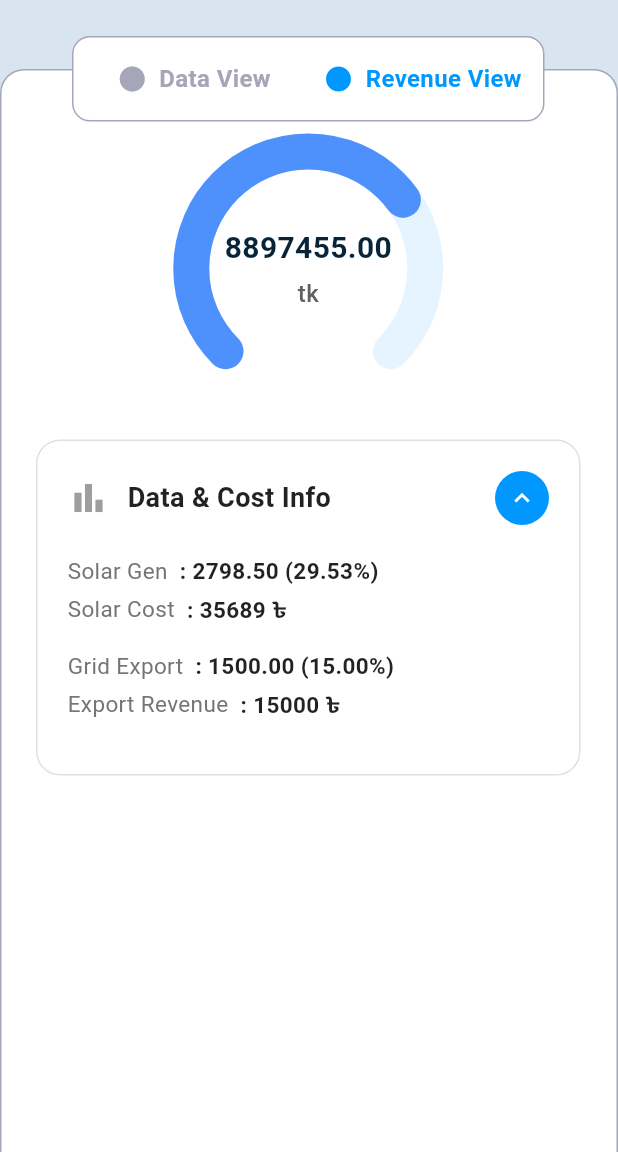
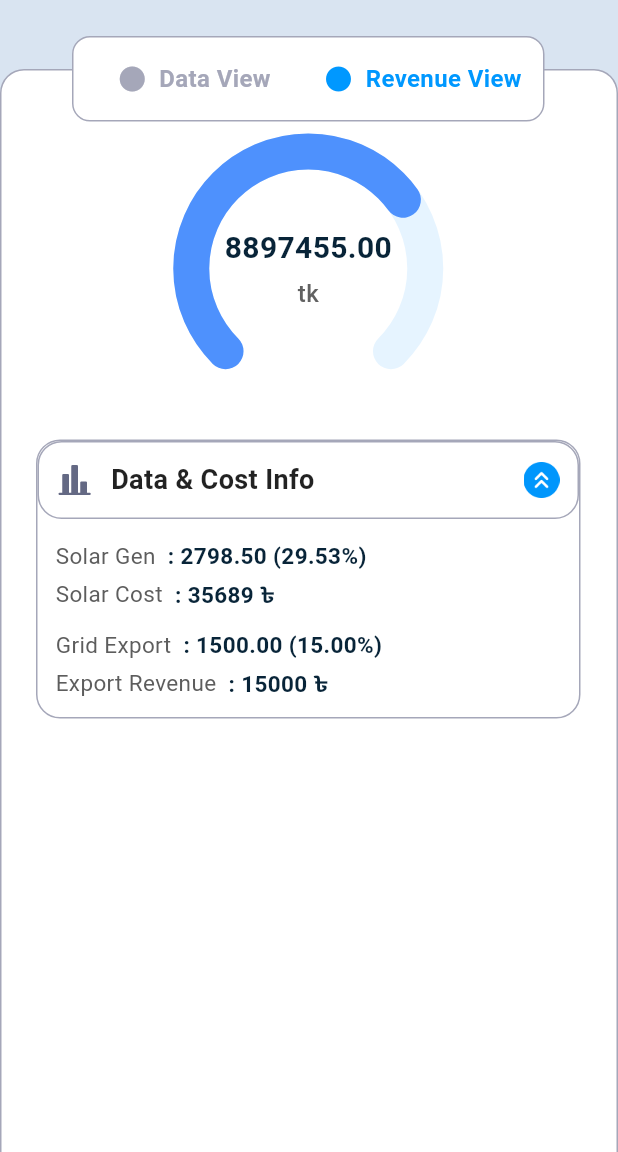
Before and after one commit to Iftikhar-Shams-Niloy/flutter_control_and_monitoring_system, a Flutter app: the DataDetailsScreen screen opened directly with sample values from the repository, after a tap on "Revenue View", on a phone screen of 412 x 824 dp, the part 84-1236 px from its top. Run offline on Flutter 3.47's test engine with Material 3 defaults, Android fonts, the phone set to English and light mode, and no system bars.

Commit message:
Refactor DataCostInfoWidget and DateRangePickerWidget; update UI elements with new icons,

```diff
--- a/lib/widgets/data_cost_info_widget.dart
+++ b/lib/widgets/data_cost_info_widget.dart
@@ -1,4 +1,5 @@
 import 'package:flutter/material.dart';
+import 'package:flutter_control_and_monitoring_system/core/app_colors.dart';
 import 'package:flutter_control_and_monitoring_system/models/cost_data_item.dart';
 
 class DataCostInfoWidget extends StatefulWidget {
@@ -16,11 +17,10 @@ class _DataCostInfoWidgetState extends State<DataCostInfoWidget> {
   @override
   Widget build(BuildContext context) {
     return Container(
-      padding: const EdgeInsets.all(20),
       decoration: BoxDecoration(
         color: Colors.white,
         borderRadius: BorderRadius.circular(16),
-        border: Border.all(color: Colors.grey[300]!),
+        border: Border.all(color: AppColors.borderGrey),
       ),
       child: Column(
         children: [
@@ -30,9 +30,20 @@ class _DataCostInfoWidgetState extends State<DataCostInfoWidget> {
                 isExpanded = !isExpanded;
               });
             },
+            child: Container(
+              padding: const EdgeInsets.all(12),
+              decoration: BoxDecoration(
+                color: Colors.white,
+                borderRadius: BorderRadius.circular(16),
+                border: Border.all(color: AppColors.borderGrey),
+              ),
               child: Row(
                 children: [
-                const Icon(Icons.bar_chart, color: Colors.grey, size: 28),
+                  Image.asset(
+                    "assets/icons/statistics_icon.png",
+                    height: 24,
+                    width: 24,
+                  ),
                   const SizedBox(width: 12),
                   const Text(
                     'Data & Cost Info',
@@ -42,30 +53,30 @@ class _DataCostInfoWidgetState extends State<DataCostInfoWidget> {
                       color: Colors.black87,
                     ),
                   ),
+
                   const Spacer(),
-                Container(
-                  padding: const EdgeInsets.all(8),
-                  decoration: const BoxDecoration(
-                    color: Color(0xFF0098FF),
-                    shape: BoxShape.circle,
-                  ),
-                  child: Icon(
+
+                  Image.asset(
                     isExpanded
-                        ? Icons.keyboard_arrow_up
-                        : Icons.keyboard_arrow_down,
-                    color: Colors.white,
-                    size: 20,
-                  ),
+                        ? "assets/icons/dropdown_up.png"
+                        : "assets/icons/dropdown_down.png",
+                    height: 24,
+                    width: 24,
                   ),
                 ],
               ),
             ),
+          ),
           if (isExpanded) ...[
-            const SizedBox(height: 20),
+            const SizedBox(height: 14),
             ...widget.dataItems
                 .map(
                   (item) => Padding(
-                    padding: const EdgeInsets.only(bottom: 16),
+                    padding: const EdgeInsets.only(
+                      bottom: 12,
+                      left: 12,
+                      right: 12,
+                    ),
                     child: Column(
                       children: [
                         Row(
@@ -74,7 +85,7 @@ class _DataCostInfoWidgetState extends State<DataCostInfoWidget> {
                               item.dataLabel,
                               style: TextStyle(
                                 fontSize: 15,
-                                color: Colors.grey[600],
+                                color: AppColors.textHintGrey,
                               ),
                             ),
                             const SizedBox(width: 8),
@@ -83,7 +94,7 @@ class _DataCostInfoWidgetState extends State<DataCostInfoWidget> {
                               style: const TextStyle(
                                 fontSize: 15,
                                 fontWeight: FontWeight.bold,
-                                color: Colors.black87,
+                                color: AppColors.textPrimaryBlue,
                               ),
                             ),
                           ],
@@ -95,7 +106,7 @@ class _DataCostInfoWidgetState extends State<DataCostInfoWidget> {
                               item.costLabel,
                               style: TextStyle(
                                 fontSize: 15,
-                                color: Colors.grey[600],
+                                color: AppColors.textHintGrey,
                               ),
                             ),
                             const SizedBox(width: 8),
@@ -104,7 +115,7 @@ class _DataCostInfoWidgetState extends State<DataCostInfoWidget> {
                               style: const TextStyle(
                                 fontSize: 15,
                                 fontWeight: FontWeight.bold,
-                                color: Colors.black87,
+                                color: AppColors.textPrimaryBlue,
                               ),
                             ),
                           ],
--- a/lib/widgets/date_range_picker_widget.dart
+++ b/lib/widgets/date_range_picker_widget.dart
@@ -113,10 +113,10 @@ class DateRangePickerWidget extends StatelessWidget {
                           ),
                         ),
                       ),
-                      Icon(
-                        Icons.calendar_today,
-                        size: 20,
-                        color: AppColors.textHintGrey,
+                      Image.asset(
+                        "assets/icons/date_icon.png",
+                        height: 20,
+                        width: 20,
                       ),
                     ],
                   ),
@@ -157,10 +157,10 @@ class DateRangePickerWidget extends StatelessWidget {
                           ),
                         ),
                       ),
-                      Icon(
-                        Icons.calendar_today,
-                        size: 20,
-                        color: AppColors.textHintGrey,
+                      Image.asset(
+                        "assets/icons/date_icon.png",
+                        height: 20,
+                        width: 20,
                       ),
                     ],
                   ),
```
Also changed, not shown: assets/icons/date_icon.png (added), assets/icons/dropdown_down.png (added), assets/icons/dropdown_up.png (added), assets/icons/statistics_icon.png (added). Lines whose indentation alone changed are shown as unchanged.
